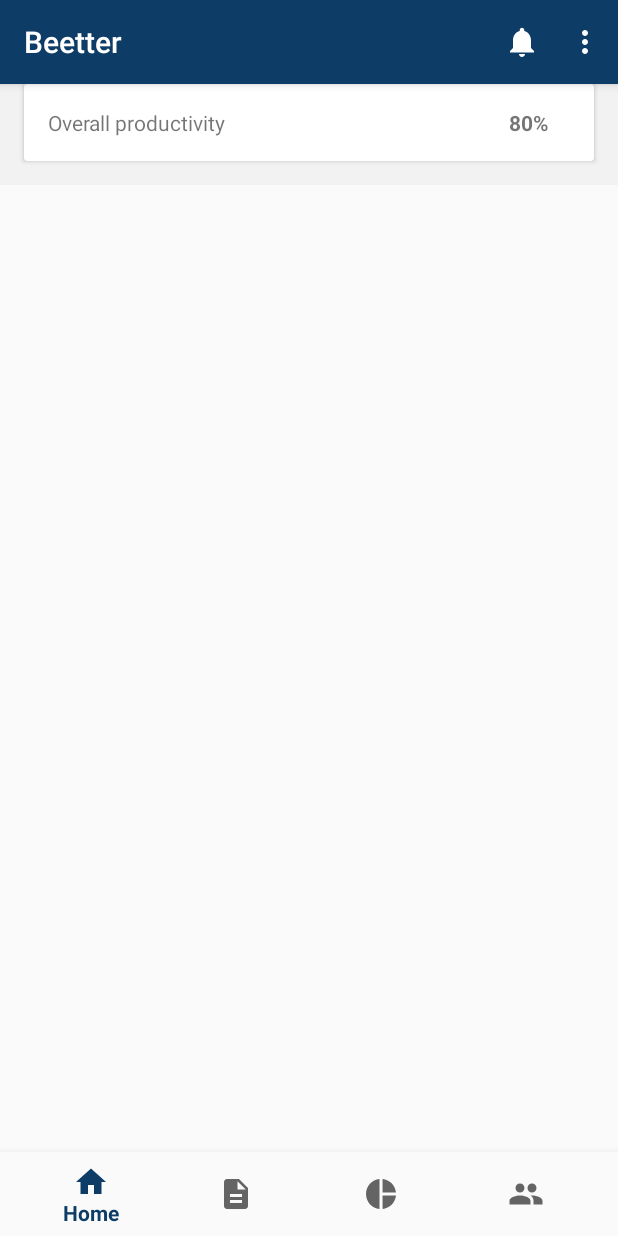
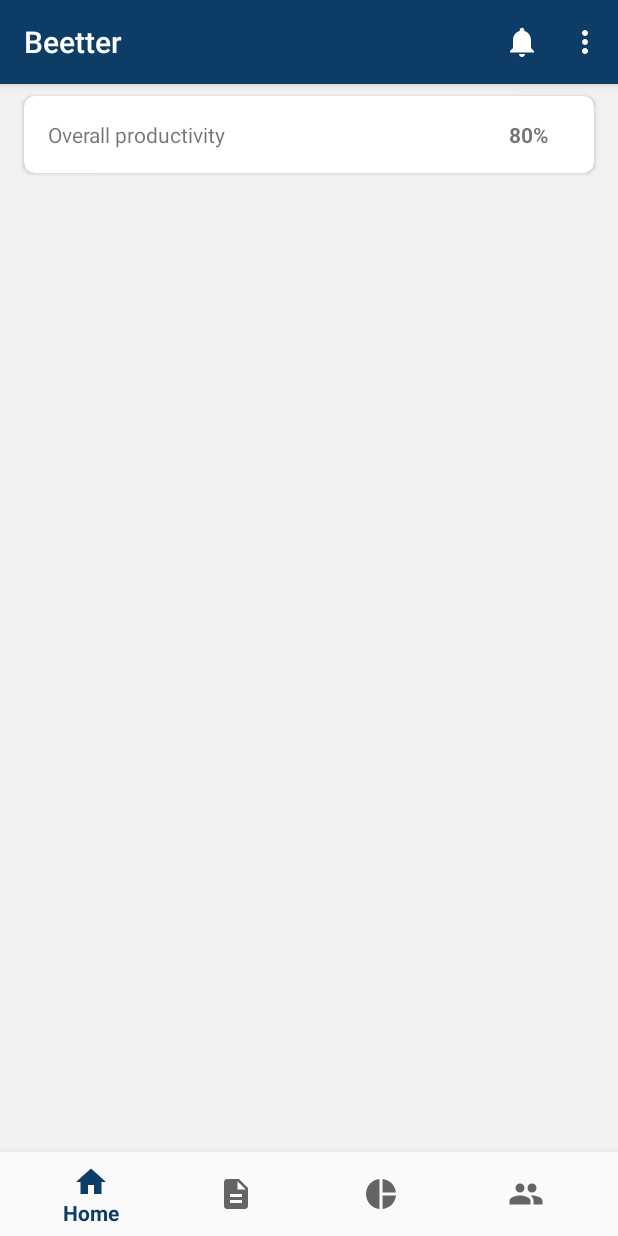
Before and after one commit to aldizzaldi/beetter-android, an Android app: the HomeFragment screen opened directly, with no data from a screen before it, on a phone screen of 412 x 824 dp. Run offline under Robolectric (Android 15) with nearby library versions, the phone set to English and light mode, and no system bars; our stand-ins replace navigation-ui; 1 statement that could not run was skipped.

Commit message:
fixing layout

```diff
--- a/app/src/main/res/layout/daily_report_item.xml
+++ b/app/src/main/res/layout/daily_report_item.xml
@@ -13,7 +13,7 @@
         android:layout_marginStart="16dp"
         android:layout_marginTop="8dp"
         android:layout_marginEnd="16dp"
-        app:cardCornerRadius="3dp"
+        app:cardCornerRadius="7dp"
         app:cardElevation="20dp"
         app:cardMaxElevation="50dp"
         app:layout_constraintEnd_toEndOf="parent"
--- a/app/src/main/res/layout/home.xml
+++ b/app/src/main/res/layout/home.xml
@@ -3,7 +3,7 @@
     xmlns:app="http://schemas.android.com/apk/res-auto"
     xmlns:tools="http://schemas.android.com/tools"
     android:layout_width="match_parent"
-    android:layout_height="wrap_content"
+    android:layout_height="match_parent"
     android:background="#F2F2F2">
 
     <androidx.cardview.widget.CardView
@@ -11,11 +11,12 @@
         android:layout_width="match_parent"
         android:layout_height="wrap_content"
         android:layout_marginStart="16dp"
-        android:layout_marginTop="20dp"
+        android:layout_marginTop="8dp"
         android:layout_marginEnd="16dp"
+        app:cardCornerRadius="7dp"
         app:layout_constraintEnd_toEndOf="parent"
         app:layout_constraintStart_toStartOf="parent"
-        app:layout_constraintTop_toBottomOf="@+id/toolnbar">
+        app:layout_constraintTop_toTopOf="parent">
 
         <androidx.constraintlayout.widget.ConstraintLayout
             android:layout_width="match_parent"
--- a/app/src/main/res/layout/list_app_item.xml
+++ b/app/src/main/res/layout/list_app_item.xml
@@ -15,7 +15,7 @@
 
         <androidx.constraintlayout.widget.ConstraintLayout
             android:layout_width="match_parent"
-            android:layout_height="match_parent">
+            android:layout_height="wrap_content">
 
             <ImageView
                 android:id="@+id/imageView7"
@@ -32,7 +32,7 @@
                 android:layout_height="wrap_content"
                 android:layout_marginStart="8dp"
                 android:text="IC LAUNCHER"
-                android:textSize="9sp"
+                android:textSize="12sp"
                 android:textStyle="bold"
                 app:layout_constraintBottom_toBottomOf="parent"
                 app:layout_constraintStart_toEndOf="@+id/imageView7"
@@ -43,7 +43,7 @@
                 android:layout_width="wrap_content"
                 android:layout_height="wrap_content"
                 android:text="5h 2m 3s"
-                android:textSize="9sp"
+                android:textSize="12sp"
                 app:layout_constraintBottom_toBottomOf="parent"
                 app:layout_constraintEnd_toEndOf="parent"
                 app:layout_constraintTop_toTopOf="parent" />
--- a/app/src/main/res/layout/list_team.xml
+++ b/app/src/main/res/layout/list_team.xml
@@ -3,7 +3,7 @@
     xmlns:app="http://schemas.android.com/apk/res-auto"
     xmlns:tools="http://schemas.android.com/tools"
     android:layout_width="match_parent"
-    android:layout_height="wrap_content"
+    android:layout_height="match_parent"
     android:background="#f2f2f2"
     tools:context=".MainActivity">
 
@@ -11,9 +11,9 @@
         android:id="@+id/recyclerViewListTeam"
         android:layout_width="match_parent"
         android:layout_height="wrap_content"
-        android:layout_marginTop="16dp"
+        android:layout_marginTop="10dp"
         app:layout_constraintEnd_toEndOf="parent"
         app:layout_constraintStart_toStartOf="parent"
-        app:layout_constraintTop_toBottomOf="@+id/toolnbar"
+        app:layout_constraintTop_toTopOf="parent"
         tools:listitem="@layout/list_team_item" />
 </androidx.constraintlayout.widget.ConstraintLayout>
--- a/app/src/main/res/layout/profile.xml
+++ b/app/src/main/res/layout/profile.xml
@@ -3,7 +3,7 @@
     xmlns:app="http://schemas.android.com/apk/res-auto"
     xmlns:tools="http://schemas.android.com/tools"
     android:layout_width="match_parent"
-    android:layout_height="wrap_content"
+    android:layout_height="match_parent"
     android:background="#F2F2F2">
 
     <include
@@ -92,7 +92,7 @@
         android:layout_marginTop="16dp"
         android:layout_marginEnd="16dp"
         android:background="#F2F2F2"
-        app:cardCornerRadius="5dp"
+        app:cardCornerRadius="7dp"
         app:cardElevation="20dp"
         app:cardMaxElevation="5dp"
         app:layout_constraintEnd_toEndOf="parent"
--- a/app/src/main/res/layout/report_productivity.xml
+++ b/app/src/main/res/layout/report_productivity.xml
@@ -14,6 +14,7 @@
         android:layout_marginTop="16dp"
         android:layout_marginEnd="16dp"
         app:cardBackgroundColor="@android:color/white"
+        app:cardCornerRadius="7dp"
         app:cardElevation="20dp"
         app:layout_constraintEnd_toEndOf="parent"
         app:layout_constraintStart_toStartOf="parent"
--- a/app/src/main/res/layout/report_productivity_item.xml
+++ b/app/src/main/res/layout/report_productivity_item.xml
@@ -10,6 +10,7 @@
         android:layout_width="match_parent"
         android:layout_height="wrap_content"
         android:layout_marginTop="8dp"
+        app:cardCornerRadius="7dp"
         app:layout_constraintBottom_toBottomOf="parent"
         app:layout_constraintEnd_toEndOf="parent"
         app:layout_constraintStart_toStartOf="parent"
@@ -102,7 +103,7 @@
                         android:layout_marginStart="16dp"
                         android:layout_marginTop="8dp"
                         android:text="Productive Apps"
-                        android:textSize="10sp"
+                        android:textSize="13sp"
                         app:layout_constraintStart_toStartOf="parent"
                         app:layout_constraintTop_toTopOf="parent" />
 
@@ -145,7 +146,7 @@
                         android:layout_marginStart="16dp"
                         android:layout_marginTop="8dp"
                         android:text="Non Productive Apps"
-                        android:textSize="10sp"
+                        android:textSize="13sp"
                         app:layout_constraintStart_toStartOf="parent"
                         app:layout_constraintTop_toTopOf="parent" />
 
```
Also changed, not shown: app/src/main/res/layout/daily_report.xml (+4 -3 lines), app/src/main/res/layout/list_team_item.xml (+5 -5 lines).
